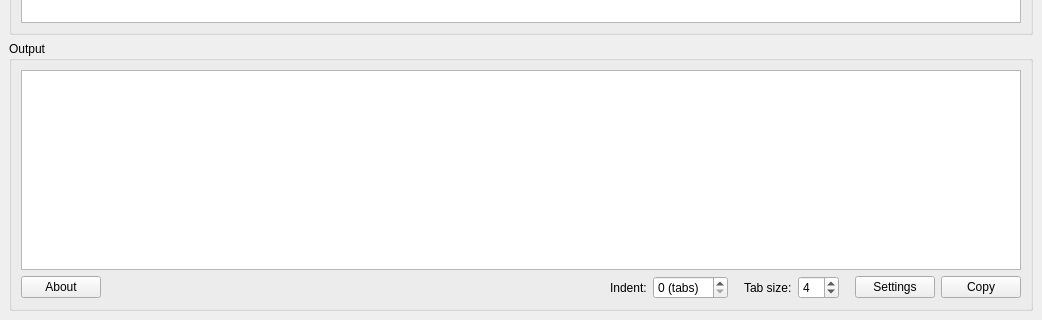
Folco68/Combox, file UI/MainWindow.ui: the form before one commit; both pictures show x 0 to 1042 and y 215 to 535 of the 1042 by 535 pixel window.
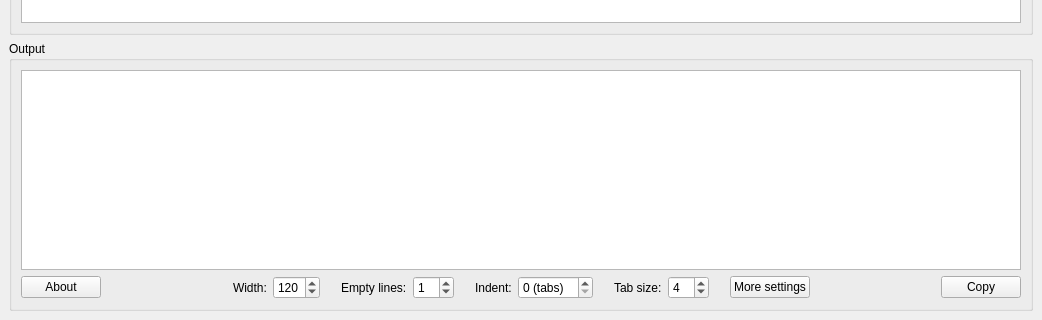
The form after the commit. Custom widgets are drawn as their Qt base class.

Commit message: - moved "Width" and "Empty lines" settings from DlgSettings to MainWindow, because they are often used - changed QTimer* GenerationTimer to a local copy - changed GenerationTimer* to a local copy - simplified some connections. Clazy does not complains... - save settings defined in the MainWindow on exit (Index count and Tab size were not saved) - add a step of 10 to the Width Spinbox - added .gitignore - bumped to version 1.2.0

The edit to the form file:
```diff
--- a/UI/MainWindow.ui
+++ b/UI/MainWindow.ui
@@ -85,6 +85,84 @@
            </property>
           </spacer>
          </item>
+         <item>
+          <widget class="QLabel" name="LabelWidth">
+           <property name="text">
+            <string>Width:</string>
+           </property>
+          </widget>
+         </item>
+         <item>
+          <widget class="QSpinBox" name="SpinBoxWidth">
+           <property name="toolTip">
+            <string>Minimum width of the box, taking in account the indentation. Box is extended if commentaries are wider</string>
+           </property>
+           <property name="minimum">
+            <number>20</number>
+           </property>
+           <property name="maximum">
+            <number>250</number>
+           </property>
+           <property name="singleStep">
+            <number>10</number>
+           </property>
+           <property name="stepType">
+            <enum>QAbstractSpinBox::StepType::DefaultStepType</enum>
+           </property>
+           <property name="value">
+            <number>120</number>
+           </property>
+          </widget>
+         </item>
+         <item>
+          <spacer name="HSpacer2">
+           <property name="orientation">
+            <enum>Qt::Orientation::Horizontal</enum>
+           </property>
+           <property name="sizeType">
+            <enum>QSizePolicy::Policy::Fixed</enum>
+           </property>
+           <property name="sizeHint" stdset="0">
+            <size>
+             <width>15</width>
+             <height>20</height>
+            </size>
+           </property>
+          </spacer>
+         </item>
+         <item>
+          <widget class="QLabel" name="LabelEmptyLines">
+           <property name="text">
+            <string>Empty lines:</string>
+           </property>
+          </widget>
+         </item>
+         <item>
+          <widget class="QSpinBox" name="SpinBoxEmptyLines">
+           <property name="maximum">
+            <number>10</number>
+           </property>
+           <property name="value">
+            <number>1</number>
+           </property>
+          </widget>
+         </item>
+         <item>
+          <spacer name="HSpacer3">
+           <property name="orientation">
+            <enum>Qt::Orientation::Horizontal</enum>
+           </property>
+           <property name="sizeType">
+            <enum>QSizePolicy::Policy::Fixed</enum>
+           </property>
+           <property name="sizeHint" stdset="0">
+            <size>
+             <width>15</width>
+             <height>20</height>
+            </size>
+           </property>
+          </spacer>
+         </item>
          <item>
           <widget class="QLabel" name="LabelIndent">
            <property name="text">
@@ -103,7 +181,7 @@
           </widget>
          </item>
          <item>
-          <spacer name="HSpacer2">
+          <spacer name="HSpacer4">
            <property name="orientation">
             <enum>Qt::Orientation::Horizontal</enum>
            </property>
@@ -112,7 +190,7 @@
            </property>
            <property name="sizeHint" stdset="0">
             <size>
-             <width>10</width>
+             <width>15</width>
              <height>20</height>
             </size>
            </property>
@@ -139,7 +217,7 @@
           </widget>
          </item>
          <item>
-          <spacer name="HSpacer3">
+          <spacer name="HSpacer5">
            <property name="orientation">
             <enum>Qt::Orientation::Horizontal</enum>
            </property>
@@ -148,7 +226,7 @@
            </property>
            <property name="sizeHint" stdset="0">
             <size>
-             <width>10</width>
+             <width>15</width>
              <height>20</height>
             </size>
            </property>
@@ -157,10 +235,23 @@
          <item>
           <widget class="QPushButton" name="ButtonSettings">
            <property name="text">
-            <string>Settings</string>
+            <string>More settings</string>
            </property>
           </widget>
          </item>
+         <item>
+          <spacer name="HSpacer6">
+           <property name="orientation">
+            <enum>Qt::Orientation::Horizontal</enum>
+           </property>
+           <property name="sizeHint" stdset="0">
+            <size>
+             <width>15</width>
+             <height>20</height>
+            </size>
+           </property>
+          </spacer>
+         </item>
          <item>
           <widget class="QPushButton" name="ButtonCopy">
            <property name="text">
```
Left out of the diff: 2 changed lines with no effect on the pictures. The commit also changes 9 other files.
